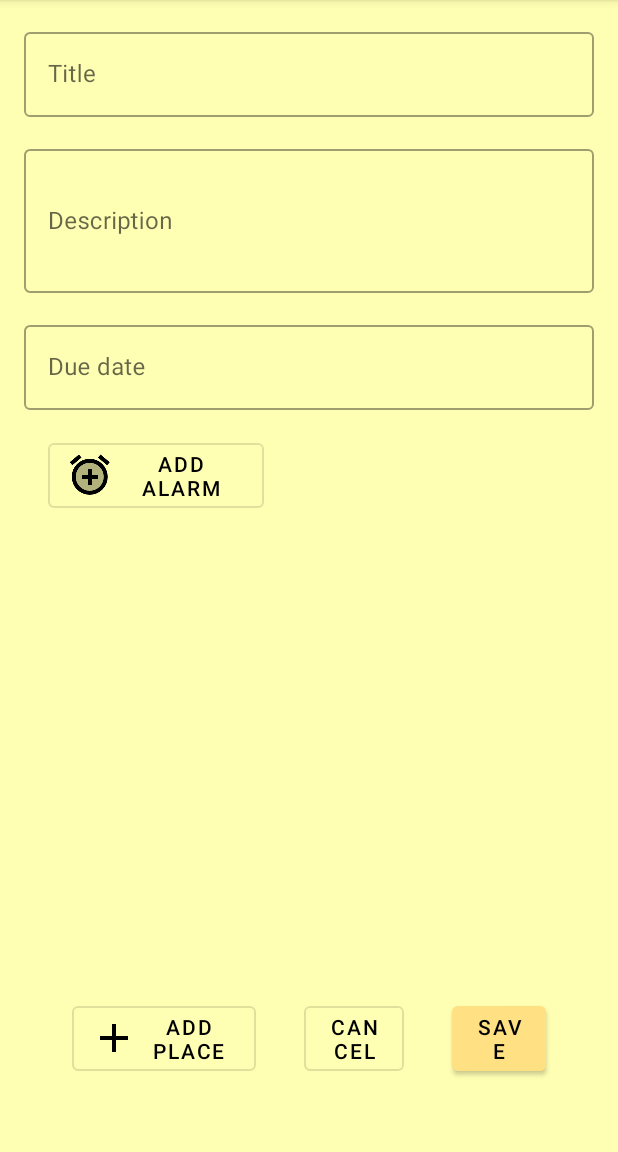
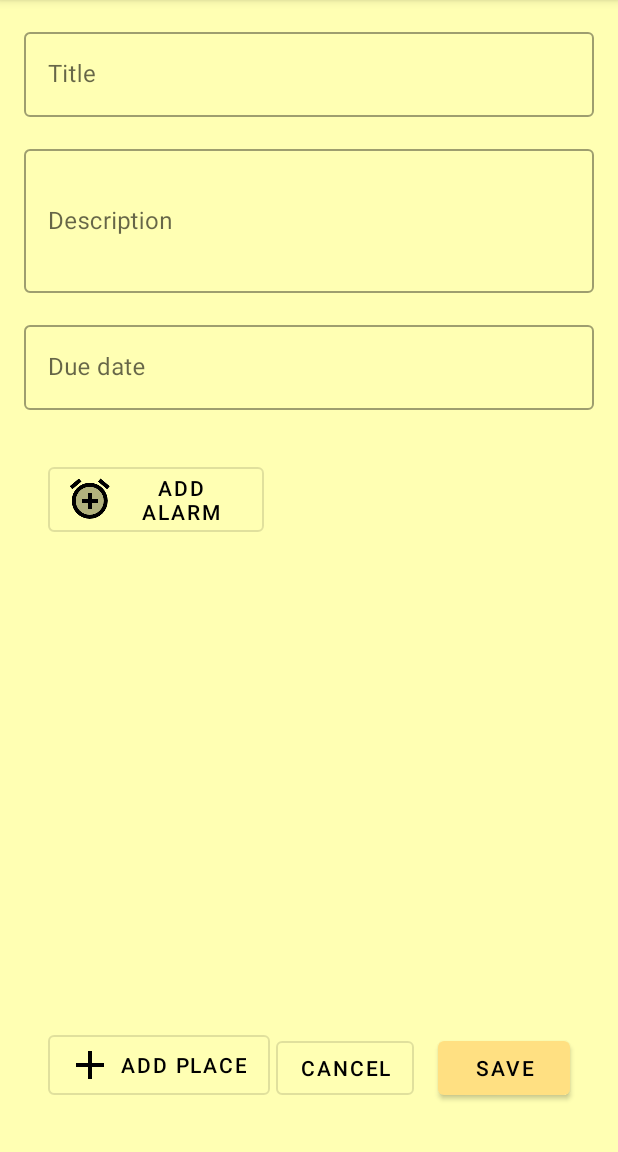
Before and after one commit to malombardi/AnotherToDoList, an Android app: the TaskFragment screen opened through its navigation route, on a phone screen of 412 x 824 dp, the part 84-1236 px from its top. Run offline under Robolectric (Android 15) with nearby library versions, the phone set to English and light mode, and no system bars; our stand-ins replace Firebase (no records; nobody signed in at launch, a user with empty details on screens opened directly), navigation-ui; 2 statements that could not run were skipped.

Commit message:
add task working

```diff
--- a/app/src/main/java/com/mlprogramming/anothertodolist/main/MainFragment.kt
+++ b/app/src/main/java/com/mlprogramming/anothertodolist/main/MainFragment.kt
@@ -120,6 +120,9 @@ class MainFragment : Fragment() {
                 mFirebaseAdapter?.let {
                     if (it.itemCount > 0) {
                         mainViewModel.onHandleIntent(UiIntent.StopLoading)
+                    }else{
+                        //TODO show an empty list message
+                        mainViewModel.onHandleIntent(UiIntent.StopLoading)
                     }
                 }
             }
--- a/app/src/main/java/com/mlprogramming/anothertodolist/model/ToDoTask.kt
+++ b/app/src/main/java/com/mlprogramming/anothertodolist/model/ToDoTask.kt
@@ -21,7 +21,20 @@ data class ToDoTask(
     var title: String? = "",
     var description: String? = "",
     var date: String? = "",
-    var places: List<Place>? = null,
-    var alarms: List<Alarm>? = null,
+    var places: ArrayList<Place>? = null,
+    var alarms: ArrayList<Alarm>? = null,
     var status: Status? = null
 ) : Serializable
+
+class Utility() {
+    companion object {
+        private val charPool: List<Char> = ('a'..'z') + ('A'..'Z') + ('0'..'9')
+
+        fun getRandomId(): String {
+            return "-".plus((1..20)
+                .map { i -> kotlin.random.Random.nextInt(0, charPool.size) }
+                .map(charPool::get)
+                .joinToString(""))
+        }
+    }
+}
--- a/app/src/main/java/com/mlprogramming/anothertodolist/storage/ItemStorage.kt
+++ b/app/src/main/java/com/mlprogramming/anothertodolist/storage/ItemStorage.kt
@@ -1,6 +1,11 @@
 package com.mlprogramming.anothertodolist.storage
+
+import com.mlprogramming.anothertodolist.model.ToDoTask
 
 interface ItemStorage {
     fun getItem(taskId: String)
     fun getItems(uid: String)
+    fun saveItem(uid: String, toDoTask: ToDoTask)
+    fun updateItem(uid: String, toDoTask: ToDoTask)
+    fun deleteItem(uid: String, toDoTask: ToDoTask)
 }
--- a/app/src/main/java/com/mlprogramming/anothertodolist/storage/StorageManager.kt
+++ b/app/src/main/java/com/mlprogramming/anothertodolist/storage/StorageManager.kt
@@ -15,4 +15,9 @@ class StorageManager @Inject constructor(private val onlineItemStorage: Firebase
     fun getFirebaseRecyclerOptions(): FirebaseRecyclerOptions<ToDoTask>? {
         return onlineItemStorage.getOptions()
     }
+
+    fun saveTask(uid: String, toDoTask: ToDoTask){
+        onlineItemStorage.saveItem(uid,toDoTask)
+    }
+
 }
--- a/app/src/main/java/com/mlprogramming/anothertodolist/task/TaskFragment.kt
+++ b/app/src/main/java/com/mlprogramming/anothertodolist/task/TaskFragment.kt
@@ -4,6 +4,7 @@ import android.os.Bundle
 import android.view.LayoutInflater
 import android.view.View
 import android.view.ViewGroup
+import androidx.core.widget.doAfterTextChanged
 import androidx.fragment.app.Fragment
 import androidx.lifecycle.Observer
 import androidx.lifecycle.ViewModelProviders
@@ -13,15 +14,17 @@ import com.mlprogramming.anothertodolist.R
 import com.mlprogramming.anothertodolist.main.MainActivity
 import com.mlprogramming.anothertodolist.main.Navigator
 import com.mlprogramming.anothertodolist.model.ToDoTask
+import com.mlprogramming.anothertodolist.storage.StorageManager
 import com.mlprogramming.anothertodolist.user.UserManager
 import kotlinx.android.synthetic.main.fragment_task.*
 
 class TaskFragment : Fragment() {
-    lateinit var taskViewModel: TaskViewModel
-    lateinit var navigator: Navigator
+    private lateinit var taskViewModel: TaskViewModel
+    private lateinit var navigator: Navigator
 
     private var task: ToDoTask? = null
     private lateinit var userManager: UserManager
+    private lateinit var storageManager: StorageManager
     private lateinit var inflater: LayoutInflater
 
     override fun onCreateView(
@@ -38,13 +41,16 @@ class TaskFragment : Fragment() {
         userManager =
             (activity!!.application as AnotherToDoListApplication).appComponent.userManager()
         userManager.userComponent!!.inject(this)
+        storageManager =
+            (activity!!.application as AnotherToDoListApplication).appComponent.storageManager()
 
         navigator = Navigator((activity as MainActivity).getNavController())
 
         task = arguments?.getSerializable(ToDoTask::class.java.simpleName) as ToDoTask?
 
         taskViewModel =
-            ViewModelProviders.of(this, TaskViewModelFactory(task)).get(TaskViewModel::class.java)
+            ViewModelProviders.of(this, TaskViewModelFactory(task, storageManager, userManager))
+                .get(TaskViewModel::class.java)
 
         if (task != null) {
             taskViewModel.onHandleIntent(UiIntent.Loading)
@@ -56,6 +62,15 @@ class TaskFragment : Fragment() {
     }
 
     private fun setupView() {
+        save.setOnClickListener {
+            taskViewModel.onHandleIntent(
+                UiIntent.Save(
+                    task_title.editText!!.text.toString(),
+                    task_description.editText!!.text.toString(),
+                    task_date.editText!!.text.toString()
+                )
+            )
+        }
 
     }
 
@@ -63,6 +78,7 @@ class TaskFragment : Fragment() {
         taskViewModel.uiState.observe(this, Observer { state ->
             state.navDirection?.let {
                 navigator.navigate(it)
+                (activity as MainActivity).getNavController().navigateUp()
                 taskViewModel.onHandleIntent(UiIntent.NavigationCompleted)
             }
             state.loading?.let {
--- a/app/src/main/java/com/mlprogramming/anothertodolist/task/TaskViewModelFactory.kt
+++ b/app/src/main/java/com/mlprogramming/anothertodolist/task/TaskViewModelFactory.kt
@@ -3,12 +3,16 @@ package com.mlprogramming.anothertodolist.task
 import androidx.lifecycle.ViewModel
 import androidx.lifecycle.ViewModelProvider
 import com.mlprogramming.anothertodolist.model.ToDoTask
+import com.mlprogramming.anothertodolist.storage.StorageManager
+import com.mlprogramming.anothertodolist.user.UserManager
 
-class TaskViewModelFactory (private val task: ToDoTask?) : ViewModelProvider.Factory {
+class TaskViewModelFactory (private val task: ToDoTask?,
+                            private val storageManager: StorageManager,
+                            private val userManager: UserManager) : ViewModelProvider.Factory {
 
     override fun <T : ViewModel?> create(modelClass: Class<T>): T {
         if (modelClass.isAssignableFrom(TaskViewModel::class.java)) {
-            return TaskViewModel(task) as T
+            return TaskViewModel(task,storageManager,userManager) as T
         }
         throw IllegalArgumentException("Unknown ViewModel class")
     }
--- a/app/src/main/res/layout/fragment_task.xml
+++ b/app/src/main/res/layout/fragment_task.xml
@@ -60,6 +60,17 @@
             android:hint="@string/label_task_date" />
     </com.google.android.material.textfield.TextInputLayout>
 
+    <com.google.android.material.chip.ChipGroup
+        android:id="@+id/tasks_labels"
+        android:layout_width="0dp"
+        android:layout_height="wrap_content"
+        android:layout_marginTop="@dimen/default_margin"
+        app:layout_constraintEnd_toEndOf="parent"
+        app:layout_constraintStart_toStartOf="parent"
+        app:layout_constraintTop_toBottomOf="@+id/task_date"
+        app:singleLine="false"
+        app:singleSelection="false" />
+
     <Button
         android:id="@+id/task_alarm"
         style="@style/Widget.MaterialComponents.Button.OutlinedButton.Icon"
@@ -71,67 +82,52 @@
         app:icon="@drawable/ic_alarm_add"
         app:iconTint="@color/primaryTextColor"
         app:layout_constraintStart_toStartOf="parent"
-        app:layout_constraintTop_toBottomOf="@+id/task_date" />
-
-    <TextView
-        android:id="@+id/task_alarm_text"
-        android:layout_width="wrap_content"
-        android:layout_height="48dp"
-        android:gravity="center_vertical"
-        tools:text="Alarm"
-        android:layout_margin="@dimen/default_margin"
-        app:layout_constraintStart_toEndOf="@+id/task_alarm"
-        app:layout_constraintTop_toBottomOf="@+id/task_date" />
-
-    <com.google.android.material.chip.ChipGroup
-        android:id="@+id/tasks_labels"
-        android:layout_width="0dp"
-        android:layout_height="wrap_content"
-        android:layout_marginTop="@dimen/default_margin"
-        app:layout_constraintEnd_toEndOf="parent"
-        app:layout_constraintStart_toStartOf="parent"
-        app:layout_constraintTop_toBottomOf="@+id/task_alarm"
-        app:singleLine="false"
-        app:singleSelection="false" />
+        app:layout_constraintTop_toBottomOf="@+id/tasks_labels" />
 
     <LinearLayout
-        android:layout_width="match_parent"
+        android:id="@+id/task_alarm_linear"
+        android:layout_width="wrap_content"
         android:layout_height="wrap_content"
         android:layout_margin="@dimen/default_margin"
-        android:orientation="horizontal"
-        app:layout_constraintBottom_toBottomOf="parent"
-        app:layout_constraintEnd_toEndOf="parent"
-        app:layout_constraintStart_toStartOf="parent">
+        android:gravity="center_vertical"
+        android:orientation="vertical"
+        app:layout_constraintStart_toStartOf="parent"
+        app:layout_constraintTop_toBottomOf="@+id/task_alarm"/>
 
     <Button
+        android:id="@+id/add_place"
         style="@style/Widget.MaterialComponents.Button.OutlinedButton.Icon"
         android:layout_width="wrap_content"
         android:layout_height="wrap_content"
         android:layout_margin="@dimen/default_margin"
-            android:layout_weight="1"
         android:text="@string/add_place"
         android:textColor="@color/primaryTextColor"
         app:icon="@drawable/ic_add"
-            app:iconTint="@color/primaryTextColor" />
+        app:iconTint="@color/primaryTextColor"
+        app:layout_constraintBottom_toBottomOf="parent"
+        app:layout_constraintStart_toStartOf="parent" />
 
     <Button
+        android:id="@+id/cancel"
         style="@style/Widget.MaterialComponents.Button.OutlinedButton"
         android:layout_width="wrap_content"
         android:layout_height="wrap_content"
         android:layout_margin="@dimen/default_margin"
-            android:layout_weight="1"
         android:text="@string/cancel"
-            android:textColor="@color/primaryTextColor" />
+        android:textColor="@color/primaryTextColor"
+        app:layout_constraintBottom_toBottomOf="parent"
+        app:layout_constraintEnd_toStartOf="@+id/save" />
 
     <Button
+        android:id="@+id/save"
         style="@style/Widget.MaterialComponents.Button"
         android:layout_width="wrap_content"
         android:layout_height="wrap_content"
         android:layout_margin="@dimen/default_margin"
-            android:layout_weight="1"
         android:text="@string/save"
-            android:textColor="@color/primaryTextColor" />
-    </LinearLayout>
+        android:textColor="@color/primaryTextColor"
+        app:layout_constraintBottom_toBottomOf="parent"
+        app:layout_constraintEnd_toEndOf="parent" />
 
     <ProgressBar
         android:id="@+id/progressBar"
```
Also changed, not shown: app/build.gradle (+8 -0 lines), app/src/main/java/com/mlprogramming/anothertodolist/main/Navigator.kt (+7 -2 lines), app/src/main/java/com/mlprogramming/anothertodolist/storage/FirebaseItemStorage.kt (+18 -1 lines), app/src/main/java/com/mlprogramming/anothertodolist/task/TaskViewModel.kt (+46 -48 lines). Lines whose indentation alone changed are shown as unchanged.
